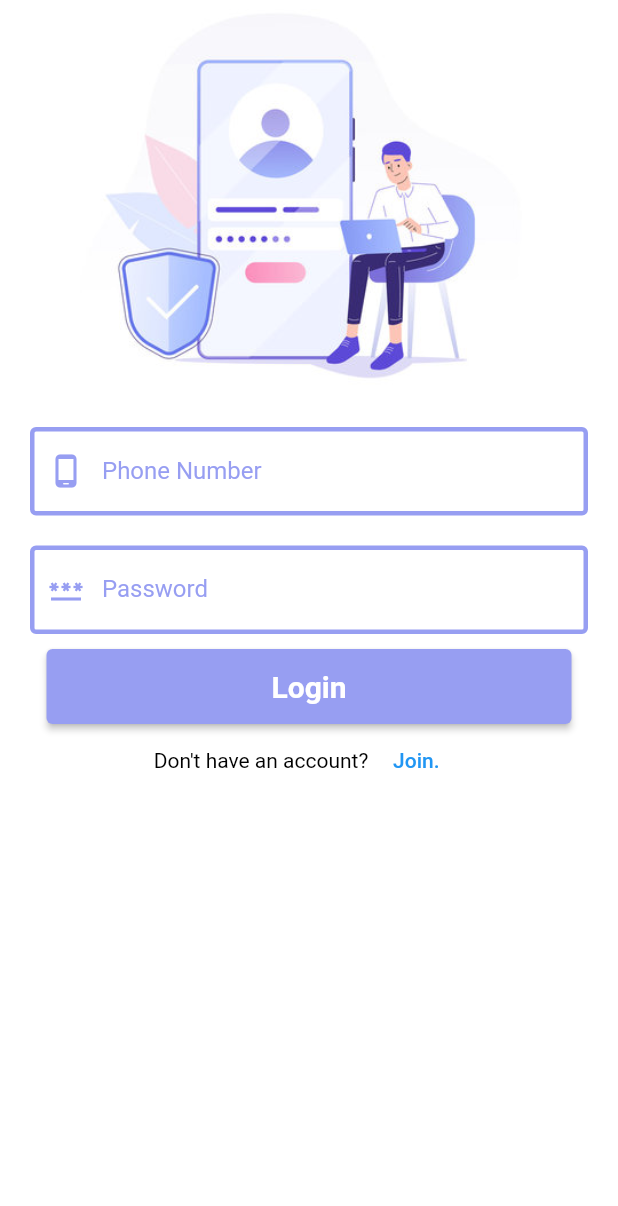
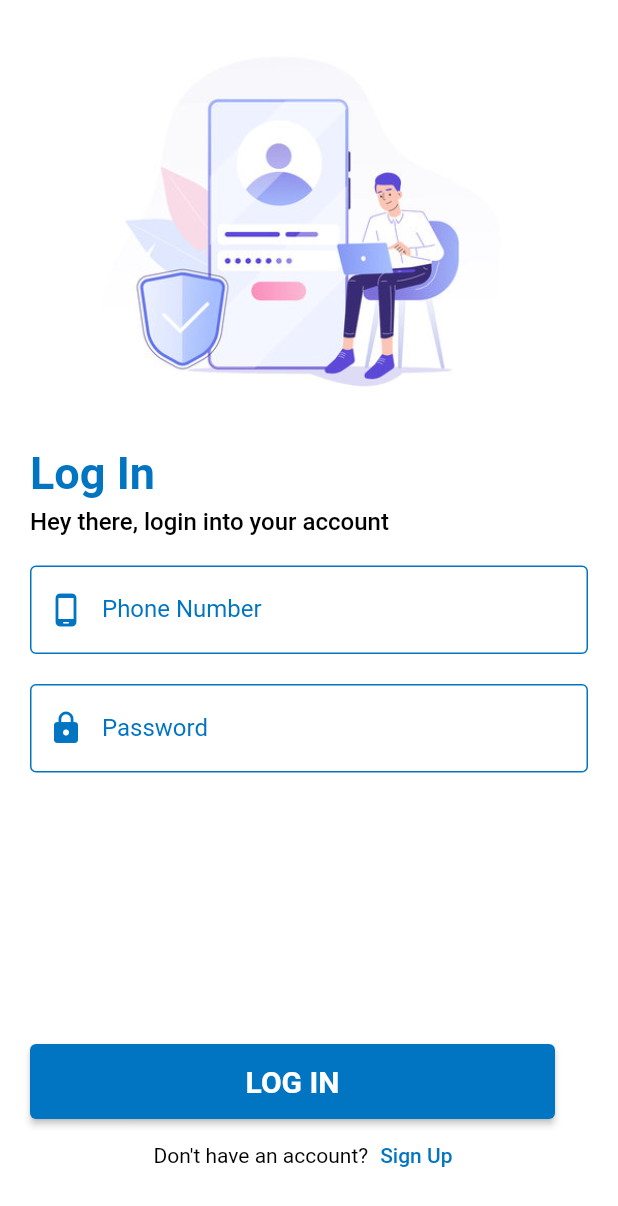
Before and after one commit to Amudajr/Veegil_BankingApp, a Flutter app: the screen it shows after launch, on a phone screen of 412 x 824 dp. Shown: the top 1206 px of the screen. Run offline on Flutter 3.47's test engine with Material 2 defaults, Android fonts, the phone set to English and light mode, and no system bars; our stand-ins replace animated_text_kit, google_fonts; Roboto replaces fonts that are missing (Ubuntu).

Commit message:
app restructured

```diff
--- /dev/null
+++ b/lib/app/app.dart
@@ -0,0 +1,18 @@
+import 'package:flutter/material.dart';
+import 'package:veegil_media/app/app_routes.dart';
+
+class App extends StatelessWidget {
+  const App({super.key});
+  @override
+  Widget build(BuildContext context) {
+    return MaterialApp(
+      debugShowCheckedModeBanner: false,
+      theme: ThemeData.dark().copyWith(
+        primaryColor: const Color(0xFF0175C2),
+        scaffoldBackgroundColor: const Color.fromARGB(255, 255, 255, 255),
+      ),
+      initialRoute: VeegilBankPage.initial,
+      onGenerateRoute: VeegilBankRoute.onRouteGenerate,
+    );
+  }
+}
--- /dev/null
+++ b/lib/app/app_routes.dart
@@ -0,0 +1,44 @@
+import 'package:flutter/material.dart';
+import 'package:veegil_media/pages/landing/landing_page.dart';
+import 'package:veegil_media/pages/login/login.dart';
+import 'package:veegil_media/pages/register/register.dart';
+
+class VeegilBankPage {
+  static const String initial = '/';
+  static const String login = '/login';
+  static const String register = '/register';
+  static const String home = '/home';
+}
+
+class VeegilBankRoute {
+  static Route<dynamic> onRouteGenerate(RouteSettings settings) {
+    final args = settings.arguments;
+    switch (settings.name) {
+      case VeegilBankPage.initial:
+        return MaterialPageRoute(
+          builder: (context) => const LandingPage(),
+        );
+      case VeegilBankPage.login:
+        return MaterialPageRoute(
+          builder: (context) => LoginPage(),
+        );
+      case VeegilBankPage.register:
+        return MaterialPageRoute(
+          builder: (context) => RegisterPage(),
+        );
+      default:
+        return MaterialPageRoute<dynamic>(
+          builder: (_) => const Scaffold(
+            body: Center(
+              child: Text(
+                'Oops you lost your ways',
+                style: TextStyle(
+                  fontSize: 20,
+                ),
+              ),
+            ),
+          ),
+        );
+    }
+  }
+}
--- a/lib/main.dart
+++ b/lib/main.dart
@@ -1,23 +1,6 @@
-// ignore_for_file: use_key_in_widget_constructors, prefer_const_constructors
-
 import 'package:flutter/material.dart';
-import 'package:veegil_media/screens/login.dart';
-
+import 'package:veegil_media/app/app.dart';
 
 void main() {
-  runApp(MyApp());
+  runApp(const App());
 }
-
-class MyApp extends StatelessWidget {
-  // This widget is the root of your application.
-  @override
-  Widget build(BuildContext context) {
-    return MaterialApp(
-      theme: ThemeData.dark().copyWith(
-        primaryColor: Color(0xFF0A0E21),
-        scaffoldBackgroundColor: Color.fromARGB(255, 255, 255, 255),
-      ),
-      home: LoginPage(),
-    );
-  }
-}
--- /dev/null
+++ b/lib/pages/login/login.dart
@@ -0,0 +1 @@
+export 'login_page.dart';
--- /dev/null
+++ b/lib/pages/login/login_page.dart
@@ -0,0 +1,110 @@
+// ignore_for_file: library_private_types_in_public_api, use_key_in_widget_constructors, prefer_const_constructors, duplicate_ignore
+
+import 'package:flutter/material.dart';
+import 'package:google_fonts/google_fonts.dart';
+import 'package:veegil_media/screens/signup.dart';
+import 'package:veegil_media/utils/utils.dart';
+
+class LoginPage extends StatefulWidget {
+  @override
+  _LoginPageState createState() => _LoginPageState();
+}
+
+class _LoginPageState extends State<LoginPage> {
+  final _formKey = GlobalKey<FormState>();
+  TextEditingController phonenoController = TextEditingController();
+  TextEditingController passwordController = TextEditingController();
+
+  @override
+  Widget build(BuildContext context) {
+    return Scaffold(
+      body: SafeArea(
+        child: Padding(
+          padding: EdgeInsets.symmetric(horizontal: 20, vertical: 30),
+          child: Column(
+            crossAxisAlignment: CrossAxisAlignment.start,
+            children: [
+              Image.asset('images/login1.jpg'),
+              SizedBox(
+                height: 20,
+              ),
+              Text(
+                'Log In',
+                style: GoogleFonts.ubuntu(
+                  fontSize: 30,
+                  fontWeight: FontWeight.bold,
+                  color: Constants.primaryColor,
+                ),
+              ),
+              SizedBox(
+                height: 5,
+              ),
+              Text(
+                'Hey there, login into your account',
+                style: GoogleFonts.ubuntu(
+                  fontSize: 16,
+                  fontWeight: FontWeight.w500,
+                  color: Colors.black,
+                ),
+              ),
+              SizedBox(
+                height: 20,
+              ),
+              CustomTextBox(
+                labelText: 'Phone Number',
+                icon: Icons.phone_android_rounded,
+              ),
+              SizedBox(
+                height: 20,
+              ),
+              CustomTextBox(
+                labelText: 'Password',
+                icon: Icons.lock,
+              ),
+              Spacer(),
+              ElevatedButton(
+                onPressed: () {
+                  // login(phonenoController.text.toString(),
+                  //     passwordController.text.toString());
+                },
+                style: ElevatedButton.styleFrom(
+                  primary: Constants.primaryColor,
+                  fixedSize: const Size(
+                    350,
+                    50,
+                  ),
+                ),
+                child: Text(
+                  "LOG IN",
+                  style: TextStyle(
+                    fontSize: 20.0,
+                    fontWeight: FontWeight.bold,
+                  ),
+                ),
+              ),
+              Row(mainAxisAlignment: MainAxisAlignment.center, children: [
+                Text(
+                  "Don't have an account?",
+                  style: const TextStyle(color: Colors.black),
+                ),
+                TextButton(
+                  style: ButtonStyle(
+                    foregroundColor: MaterialStateProperty.all<Color>(
+                        Constants.primaryColor),
+                  ),
+                  onPressed: () {
+                    Navigator.push(
+                      context,
+                      MaterialPageRoute(builder: (context) => RegisterPage()),
+                    );
+                  },
+                  child: Text('Sign Up'),
+                ),
+              ]),
+            ],
+          ),
+        ),
+      ),
+    );
+  }
+}
--- /dev/null
+++ b/lib/pages/register/register.dart
@@ -0,0 +1 @@
+export 'view/register_page.dart';
--- /dev/null
+++ b/lib/utils/constants.dart
@@ -0,0 +1,5 @@
+import 'package:flutter/material.dart';
+
+class Constants {
+  static const Color primaryColor = Color(0xFF0175C2);
+}
--- /dev/null
+++ b/lib/utils/custom_text_box.dart
@@ -0,0 +1,42 @@
+import 'package:flutter/material.dart';
+import 'package:veegil_media/utils/utils.dart';
+
+class CustomTextBox extends StatelessWidget {
+  const CustomTextBox({
+    super.key,
+    this.controller,
+    this.labelText,
+    this.icon,
+  });
+
+  final TextEditingController? controller;
+  final String? labelText;
+  final IconData? icon;
+
+  @override
+  Widget build(BuildContext context) {
+    return TextFormField(
+      controller: controller,
+      style: const TextStyle(color: Colors.black),
+      decoration: InputDecoration(
+        focusedBorder: const OutlineInputBorder(
+          borderSide: BorderSide(
+            color: Constants.primaryColor,
+          ),
+        ),
+        enabledBorder: const OutlineInputBorder(
+          borderSide: BorderSide(
+            color: Constants.primaryColor,
+          ),
+        ),
+        border: const OutlineInputBorder(),
+        labelText: labelText,
+        labelStyle: const TextStyle(color: Constants.primaryColor),
+        prefixIcon: Icon(
+          icon,
+          color: Constants.primaryColor,
+        ),
+      ),
+    );
+  }
+}
--- /dev/null
+++ b/lib/utils/utils.dart
@@ -0,0 +1,2 @@
+export 'constants.dart';
+export 'custom_text_box.dart';
--- a/pubspec.yaml
+++ b/pubspec.yaml
@@ -13,6 +13,9 @@ dependencies:
   cupertino_icons: ^1.0.2
   http: ^0.13.4
   modal_progress_hud_nsn: ^0.1.0-nullsafety-1
+  provider: ^6.0.3
+  google_fonts: ^3.0.1
+  animated_text_kit: ^4.2.2
 
 dev_dependencies:
   flutter_test:
```
Also changed, not shown: lib/pages/landing/landing_page.dart (added, +49 -0 lines), lib/pages/register/view/register_page.dart (added, +88 -0 lines), lib/providers/auth_provider.dart (added, +41 -0 lines), lib/screens/dashboard.dart (+22 -24 lines), lib/utils/custom_button.dart (renamed from lib/components/custom_button.dart), pubspec.lock, 11 other files.
